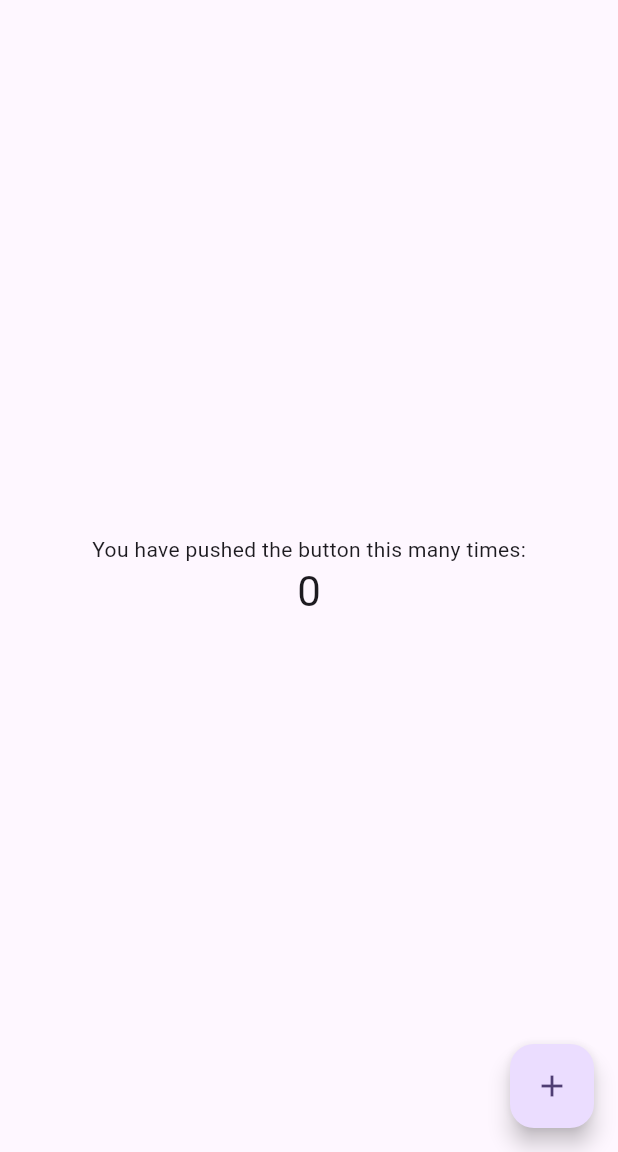
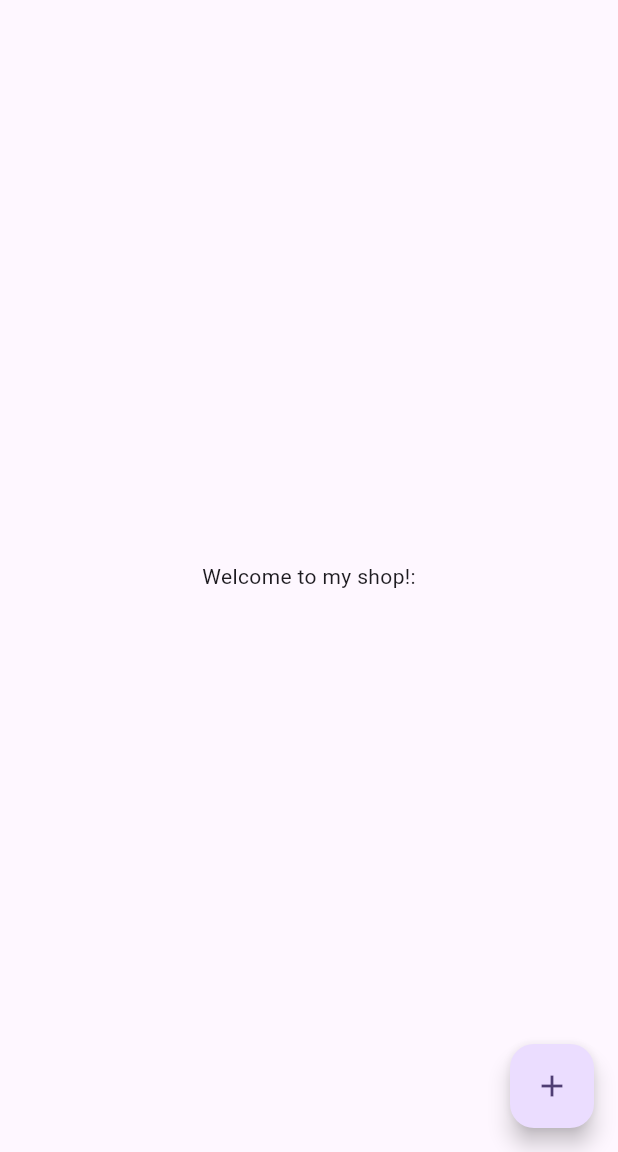
Before and after one commit to TheoK19/sandwich_shop2, a Flutter app: the screen it shows after launch, on a phone screen of 412 x 824 dp, the part 84-1236 px from its top. Run offline on Flutter 3.47's test engine with Material 3 defaults, Android fonts, the phone set to English and light mode, and no system bars.

Commit message:
changing the text in the column widget

```diff
--- a/lib/main.dart
+++ b/lib/main.dart
@@ -104,11 +104,7 @@ class _MyHomePageState extends State<MyHomePage> {
           // wireframe for each widget.
           mainAxisAlignment: MainAxisAlignment.center,
           children: <Widget>[
-            const Text('You have pushed the button this many times:'),
-            Text(
-              '$_counter',
-              style: Theme.of(context).textTheme.headlineMedium,
-            ),
+            const Text('Welcome to my shop!:'),
           ],
         ),
       ),
```
